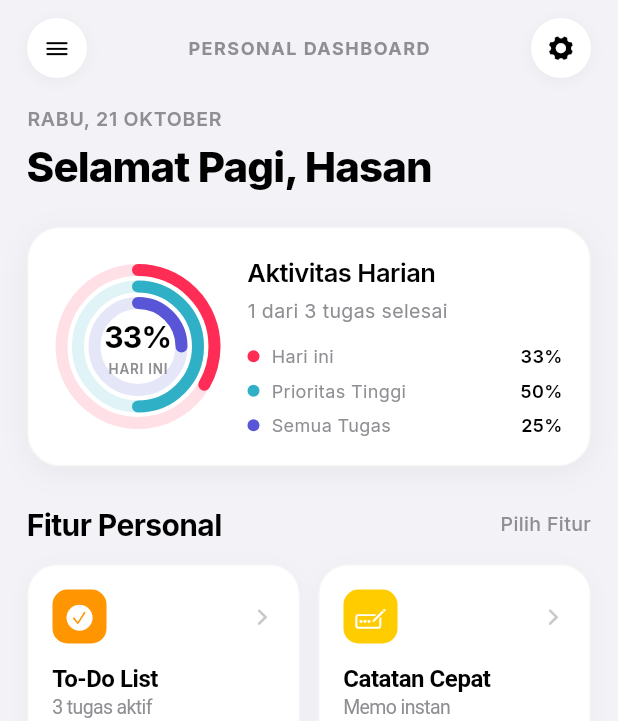
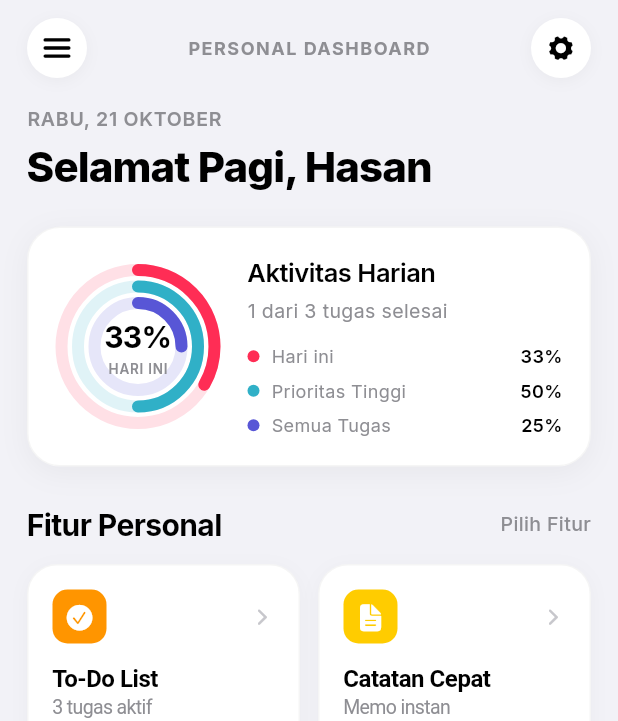
Before and after one commit to Fuadhsnn/PersonalAsistant, a Flutter app: the screen it shows after launch, on a phone screen of 412 x 824 dp. Shown: the top 721 px of the screen. Run offline on Flutter 3.47's test engine with Material 3 defaults, Android fonts, the phone set to English and light mode, and no system bars; our stand-ins replace google_fonts, shared_preferences.

Commit message:
fix: ensure burger menu and notes icons render properly on web

```diff
--- a/lib/screens/home_screen.dart
+++ b/lib/screens/home_screen.dart
@@ -4,6 +4,7 @@ import '../models/task_item.dart';
 import '../state/dashboard_state.dart';
 import '../theme/apple_colors.dart';
 import '../widgets/activity_rings_card.dart';
+import '../widgets/apple_burger_icon.dart';
 
 class HomeScreen extends StatelessWidget {
   final DashboardState state;
@@ -70,10 +71,11 @@ class HomeScreen extends StatelessWidget {
                           ),
                         ],
                       ),
-                      child: Icon(
-                        CupertinoIcons.bars,
-                        size: 20,
-                        color: AppleColors.textPrimary(isDark),
+                      child: Center(
+                        child: AppleBurgerIcon(
+                          color: AppleColors.textPrimary(isDark),
+                          size: 18,
+                        ),
                       ),
                     ),
                   ),
@@ -194,7 +196,7 @@ class HomeScreen extends StatelessWidget {
                   // Feature 2: Catatan Cepat
                   Expanded(
                     child: _FeatureCard(
-                      icon: CupertinoIcons.pencil_ellipsis_rectangle,
+                      icon: CupertinoIcons.doc_text_fill,
                       iconColor: AppleColors.systemYellow,
                       title: 'Catatan Cepat',
                       subtitle: 'Memo instan',
--- a/lib/screens/notes_screen.dart
+++ b/lib/screens/notes_screen.dart
@@ -2,6 +2,7 @@ import 'package:flutter/cupertino.dart';
 import 'package:flutter/services.dart';
 import '../state/dashboard_state.dart';
 import '../theme/apple_colors.dart';
+import '../widgets/apple_burger_icon.dart';
 
 class NotesScreen extends StatefulWidget {
   final DashboardState state;
@@ -87,10 +88,11 @@ class _NotesScreenState extends State<NotesScreen> {
                               ),
                             ],
                           ),
-                          child: Icon(
-                            CupertinoIcons.bars,
-                            size: 20,
-                            color: AppleColors.textPrimary(isDark),
+                          child: Center(
+                            child: AppleBurgerIcon(
+                              color: AppleColors.textPrimary(isDark),
+                              size: 18,
+                            ),
                           ),
                         ),
                       ),
--- a/lib/screens/todo_screen.dart
+++ b/lib/screens/todo_screen.dart
@@ -2,6 +2,7 @@ import 'package:flutter/cupertino.dart';
 import '../models/task_item.dart';
 import '../state/dashboard_state.dart';
 import '../theme/apple_colors.dart';
+import '../widgets/apple_burger_icon.dart';
 import '../widgets/category_pills.dart';
 import '../widgets/empty_tasks_view.dart';
 import '../widgets/reminder_summary_grid.dart';
@@ -57,10 +58,11 @@ class TodoScreen extends StatelessWidget {
                               ),
                             ],
                           ),
-                          child: Icon(
-                            CupertinoIcons.bars,
-                            size: 20,
-                            color: AppleColors.textPrimary(isDark),
+                          child: Center(
+                            child: AppleBurgerIcon(
+                              color: AppleColors.textPrimary(isDark),
+                              size: 18,
+                            ),
                           ),
                         ),
                       ),
--- /dev/null
+++ b/lib/widgets/apple_burger_icon.dart
@@ -0,0 +1,47 @@
+import 'package:flutter/cupertino.dart';
+
+class AppleBurgerIcon extends StatelessWidget {
+  final Color color;
+  final double size;
+
+  const AppleBurgerIcon({
+    super.key,
+    required this.color,
+    this.size = 18,
+  });
+
+  @override
+  Widget build(BuildContext context) {
+    return SizedBox(
+      width: size,
+      height: size * 0.72,
+      child: Column(
+        mainAxisAlignment: MainAxisAlignment.spaceBetween,
+        crossAxisAlignment: CrossAxisAlignment.stretch,
+        children: [
+          Container(
+            height: 2.2,
+            decoration: BoxDecoration(
+              color: color,
+              borderRadius: BorderRadius.circular(2),
+            ),
+          ),
+          Container(
+            height: 2.2,
+            decoration: BoxDecoration(
+              color: color,
+              borderRadius: BorderRadius.circular(2),
+            ),
+          ),
+          Container(
+            height: 2.2,
+            decoration: BoxDecoration(
+              color: color,
+              borderRadius: BorderRadius.circular(2),
+            ),
+          ),
+        ],
+      ),
+    );
+  }
+}
--- a/lib/widgets/apple_drawer.dart
+++ b/lib/widgets/apple_drawer.dart
@@ -131,7 +131,7 @@ class AppleDrawer extends StatelessWidget {
 
             // Item 3: Catatan Cepat (Notes)
             _DrawerItem(
-              icon: CupertinoIcons.pencil_ellipsis_rectangle,
+              icon: CupertinoIcons.doc_text_fill,
               iconColor: AppleColors.systemYellow,
               label: 'Catatan Cepat',
               isSelected: currentFeature == AppFeature.notes,
```
Also changed, not shown: 5 other files.
